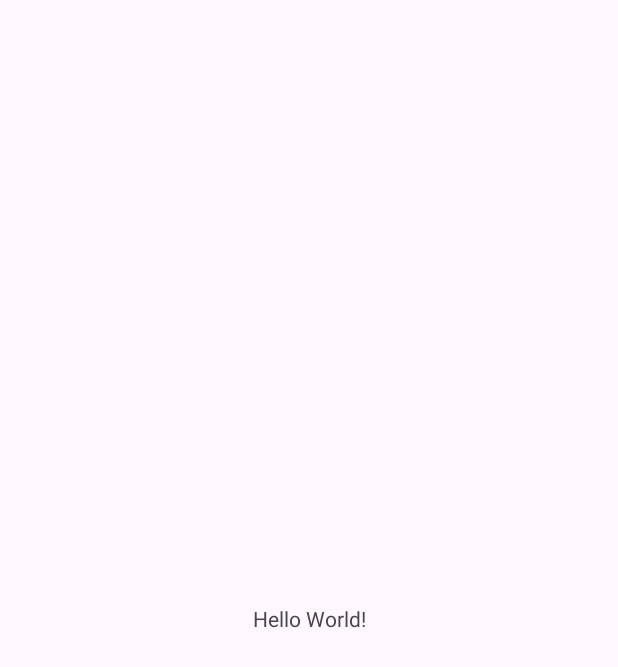
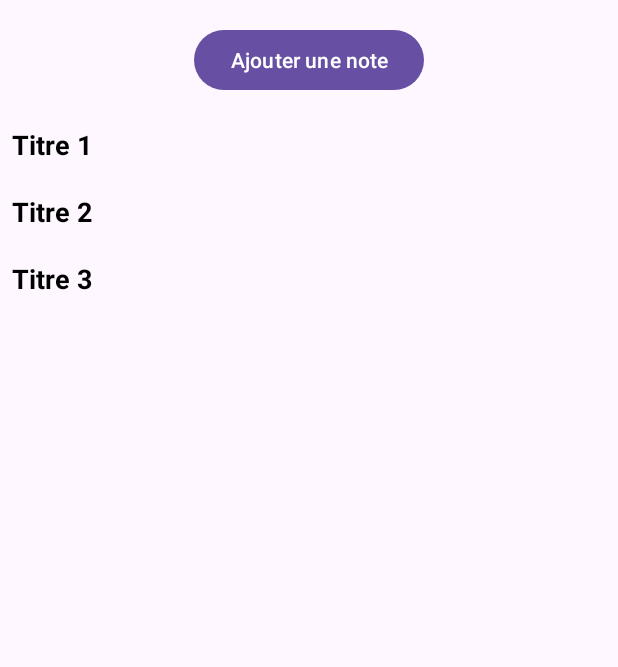
Before and after one commit to Orulirn/Mini_Projet_R411, an Android app: the screen it shows after launch (MainActivity), on a phone screen of 412 x 824 dp. Before the commit the part shown is almost empty. Shown: the top 667 px of the screen. Run offline under Robolectric (Android 15) with nearby library versions, the phone set to English and light mode, and no system bars.

Commit message:
ajout du recyclerView, le titre des Notes est clickable et redirige vers une nouvelle activité

```diff
--- a/app/src/main/java/Model/Notes.java
+++ b/app/src/main/java/Model/Notes.java
@@ -10,6 +10,12 @@ public class Notes {
     private String body;
 
     public Notes() {
+    }
+
+    public Notes(int id, String titre, String body) {
+        this.id = id;
+        this.titre = titre;
+        this.body = body;
     }
 
     public int getId() {
--- a/app/src/main/java/com/example/mini_projet_r411/MainActivity.java
+++ b/app/src/main/java/com/example/mini_projet_r411/MainActivity.java
@@ -1,16 +1,39 @@
 package com.example.mini_projet_r411;
 
 import androidx.appcompat.app.AppCompatActivity;
+import androidx.recyclerview.widget.LinearLayoutManager;
+import androidx.recyclerview.widget.RecyclerView;
 
 import android.content.Intent;
 import android.os.Bundle;
 
+import java.util.ArrayList;
+import java.util.List;
+
+import Model.Notes;
+
 public class MainActivity extends AppCompatActivity {
+
+    private RecyclerView recyclerView;
+    private NoteAdapter adapter;
+    private List<Notes> noteList;
 
     @Override
     protected void onCreate(Bundle savedInstanceState) {
         super.onCreate(savedInstanceState);
         setContentView(R.layout.activity_main);
+
+        recyclerView = findViewById(R.id.recyclerView);
+        recyclerView.setLayoutManager(new LinearLayoutManager(this));
+
+        noteList = new ArrayList<>();
+        // Ajoutez vos notes à la liste
+        noteList.add(new Notes(1, "Titre 1", "Contenu de la note 1"));
+        noteList.add(new Notes(2, "Titre 2", "Contenu de la note 2"));
+        noteList.add(new Notes(3, "Titre 3", "Contenu de la note 3"));
+
+        adapter = new NoteAdapter(noteList);
+        recyclerView.setAdapter(adapter);
     }
 
     private void ChangeActivityAddNote(){
--- /dev/null
+++ b/app/src/main/java/com/example/mini_projet_r411/NoteAdapter.java
@@ -0,0 +1,68 @@
+package com.example.mini_projet_r411;
+
+import android.content.Intent;
+import android.view.LayoutInflater;
+import android.view.View;
+import android.view.ViewGroup;
+import android.widget.TextView;
+import androidx.annotation.NonNull;
+import androidx.recyclerview.widget.RecyclerView;
+
+import com.example.mini_projet_r411.R;
+
+import java.util.List;
+
+import Model.Notes;
+
+public class NoteAdapter extends RecyclerView.Adapter<NoteAdapter.NoteViewHolder> {
+
+    private List<Notes> noteList;
+
+    public NoteAdapter(List<Notes> noteList) {
+        this.noteList = noteList;
+    }
+
+    @NonNull
+    @Override
+    public NoteViewHolder onCreateViewHolder(@NonNull ViewGroup parent, int viewType) {
+        View view = LayoutInflater.from(parent.getContext()).inflate(R.layout.list_item_note, parent, false);
+        return new NoteViewHolder(view);
+    }
+
+    @Override
+    public int getItemCount() {
+        return noteList.size();
+    }
+
+    public static class NoteViewHolder extends RecyclerView.ViewHolder {
+
+        private TextView titleTextView;
+        private TextView bodyTextView;
+
+        public NoteViewHolder(@NonNull View itemView) {
+            super(itemView);
+            titleTextView = itemView.findViewById(R.id.textViewTitle);
+            //bodyTextView = itemView.findViewById(R.id.textViewBody);
+        }
+
+        public void bind(Notes note) {
+            titleTextView.setText(note.getTitre());
+            //bodyTextView.setText(note.getBody());
+        }
+    }
+
+    @Override
+    public void onBindViewHolder(@NonNull NoteViewHolder holder, int position) {
+        Notes note = noteList.get(position);
+        holder.bind(note);
+        holder.titleTextView.setOnClickListener(new View.OnClickListener() {
+            @Override
+            public void onClick(View v) {
+                Intent intent = new Intent(v.getContext(), NoteInfos.class);
+                intent.putExtra("note_id", note.getId());
+                v.getContext().startActivity(intent);
+            }
+        });
+    }
+
+}
--- a/app/src/main/res/layout/activity_main.xml
+++ b/app/src/main/res/layout/activity_main.xml
@@ -6,13 +6,25 @@
     android:layout_height="match_parent"
     tools:context=".MainActivity">
 
-    <TextView
+    <Button
+        android:id="@+id/addNoteButton"
         android:layout_width="wrap_content"
         android:layout_height="wrap_content"
-        android:text="Hello World!"
+        android:text="Ajouter une note"
+        app:layout_constraintTop_toTopOf="parent"
+        app:layout_constraintStart_toStartOf="parent"
+        app:layout_constraintEnd_toEndOf="parent"
+        android:layout_marginTop="16dp"
+        android:onClick="changeActivityAddNote"/>
+
+    <androidx.recyclerview.widget.RecyclerView
+        android:id="@+id/recyclerView"
+        android:layout_width="match_parent"
+        android:layout_height="0dp"
+        app:layout_constraintTop_toBottomOf="@id/addNoteButton"
+        app:layout_constraintStart_toStartOf="parent"
+        app:layout_constraintEnd_toEndOf="parent"
         app:layout_constraintBottom_toBottomOf="parent"
-        app:layout_constraintEnd_toEndOf="parent"
-        app:layout_constraintStart_toStartOf="parent"
-        app:layout_constraintTop_toTopOf="parent" />
+        android:layout_marginTop="8dp"/>
 
 </androidx.constraintlayout.widget.ConstraintLayout>
--- /dev/null
+++ b/app/src/main/res/layout/list_item_note.xml
@@ -0,0 +1,39 @@
+<?xml version="1.0" encoding="utf-8"?>
+<androidx.constraintlayout.widget.ConstraintLayout xmlns:android="http://schemas.android.com/apk/res/android"
+    xmlns:app="http://schemas.android.com/apk/res-auto"
+    xmlns:tools="http://schemas.android.com/tools"
+    android:layout_width="match_parent"
+    android:layout_height="wrap_content">
+
+    <TextView
+        android:id="@+id/textViewTitle"
+        android:layout_width="match_parent"
+        android:layout_height="wrap_content"
+        android:layout_marginTop="4dp"
+        android:padding="8dp"
+        android:textColor="@android:color/black"
+        android:textSize="18sp"
+        android:textStyle="bold"
+        app:layout_constraintEnd_toEndOf="parent"
+        app:layout_constraintHorizontal_bias="0.0"
+        app:layout_constraintStart_toStartOf="parent"
+        app:layout_constraintTop_toTopOf="parent"
+        tools:text="Titre" />
+
+    <!--
+    <TextView
+        android:id="@+id/textViewBody"
+        android:layout_width="match_parent"
+        android:layout_height="wrap_content"
+        android:padding="8dp"
+        android:textColor="@android:color/black"
+        android:textSize="16sp"
+        app:layout_constraintTop_toBottomOf="@id/textViewTitle"
+        app:layout_constraintStart_toStartOf="parent"
+        app:layout_constraintEnd_toEndOf="parent"
+        app:layout_constraintBottom_toBottomOf="parent"
+        tools:text="Contenu de la note" />
+    -->
+
+
+</androidx.constraintlayout.widget.ConstraintLayout>
```
